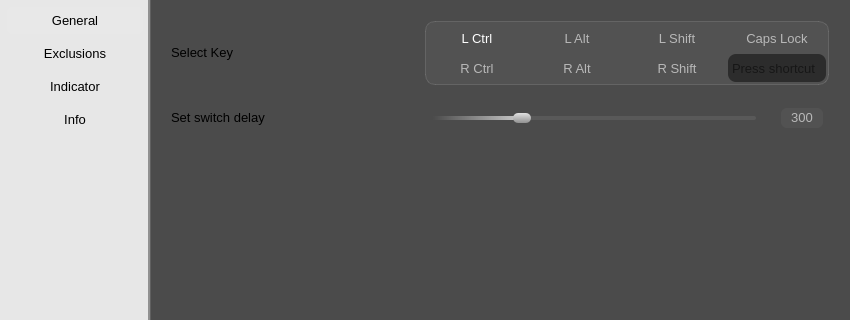
Above: src/ui/forms/EasyLangSwitcher_settings.ui from egoisticdesire/EasyLangSwitcher before the change; both pictures show x 0 to 850 and y 0 to 320 of the 850 by 500 pixel window. Below: the same form after it.
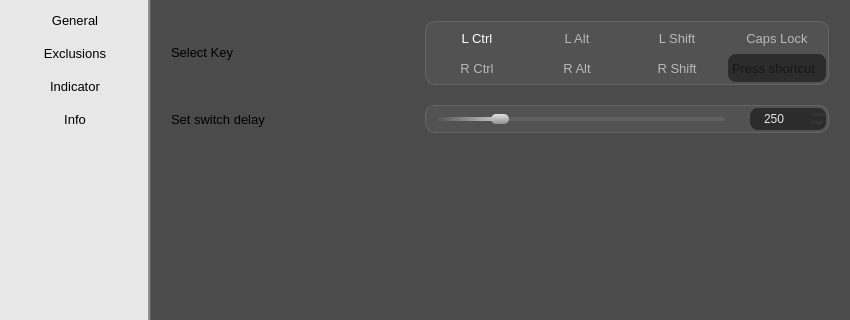
That is the form after the change. Icons and pictures are not drawn.

The edit to the form file:
```diff
--- a/src/ui/forms/EasyLangSwitcher_settings.ui
+++ b/src/ui/forms/EasyLangSwitcher_settings.ui
@@ -1260,6 +1260,9 @@
               <property name="styleSheet">
                <string notr="true">QFrame#key_delay_frame {
 margin-right: 20px;
+border-radius: 10px;
+border: 1px solid rgba(255, 255, 255, 30);
+background: rgba(255, 255, 255, 10);
 }
 QFrame#key_delay_frame QSlider {
 border-radius: 8px;
@@ -1297,28 +1300,83 @@
 QFrame#key_delay_frame QSlider#key_delay_slider:focus {
 outline: none;
 }
+/*
 QFrame#key_delay_frame QLabel#key_delay_msg {
 padding: 2px 3px 3px 3px;
 border-radius: 6px;
 color: rgba(255, 255, 255, 150);
 background: rgba(255, 255, 255, 10);
+}
+*/
+QFrame#key_delay_frame QSpinBox{
+width: 0;
+border-radius: 8px;
+padding: 3px 15px 3px 3px;
+color: rgba(255, 255, 255, 225);
+background: rgba(26, 26, 26, 175);
+}
+QFrame#key_delay_frame QSpinBox:hover {
+background: rgba(22, 22, 22, 175);
+}
+QFrame#key_delay_frame QSpinBox:focus {
+background: rgba(16, 16, 16, 175);
+}
+QFrame#key_delay_frame QSpinBox::up-button {
+background: rgba(255, 255, 255, 10);
+border-top-left-radius: 5px;
+border-bottom-left-radius: 5px;
+margin: 2px 0 3px 2px;
+}
+QFrame#key_delay_frame QSpinBox::down-button {
+background: rgba(255, 255, 255, 10);
+border-top-right-radius: 5px;
+border-bottom-right-radius: 5px;
+margin: 2px 2px 3px 0;
+}
+QFrame#key_delay_frame QSpinBox::up-button:hover {
+background: rgba(255, 255, 255, 25);
+}
+QFrame#key_delay_frame QSpinBox::down-button:hover {
+background: rgba(255, 255, 255, 25);
+}
+QFrame#key_delay_frame QSpinBox::up-button:pressed {
+background: rgba(255, 255, 255, 7);
+}
+QFrame#key_delay_frame QSpinBox::down-button:pressed {
+background: rgba(255, 255, 255, 7);
+}
+QFrame#key_delay_frame QSpinBox::up-arrow {
+image: url(:/icons/icons/CaretUpFilled.svg);
+width: 12px;
+height: 12px;
+}
+QFrame#key_delay_frame QSpinBox::down-arrow {
+image: url(:/icons/icons/CaretDownFilled.svg);
+width: 12px;
+height: 12px;
+}
+QFrame#key_delay_frame QSpinBox::up-arrow:pressed {
+background: transparent;
+}
+QFrame#key_delay_frame QSpinBox::down-arrow:pressed {
+background: transparent;
 }</string>
               </property>
-              <layout class="QHBoxLayout" name="hlayout_delay_value_frame" stretch="8,1">
+              <layout class="QHBoxLayout" name="hlayout_delay_value_frame" stretch="4,1">
                <property name="spacing">
                 <number>20</number>
                </property>
                <property name="leftMargin">
-                <number>3</number>
+                <number>2</number>
                </property>
                <property name="topMargin">
-                <number>3</number>
+                <number>2</number>
                </property>
                <property name="rightMargin">
-                <number>6</number>
+                <number>2</number>
                </property>
                <property name="bottomMargin">
-                <number>0</number>
+                <number>2</number>
                </property>
                <item>
                 <widget class="QSlider" name="key_delay_slider">
@@ -1346,29 +1404,33 @@
                   <number>100</number>
                  </property>
                  <property name="value">
-                  <number>300</number>
+                  <number>250</number>
                  </property>
                  <property name="sliderPosition">
-                  <number>300</number>
+                  <number>250</number>
                  </property>
                  <property name="orientation">
                   <enum>Qt::Orientation::Horizontal</enum>
                  </property>
                 </widget>
                </item>
-               <item alignment="Qt::AlignmentFlag::AlignVCenter">
-                <widget class="QLabel" name="key_delay_msg">
-                 <property name="font">
-                  <font>
-                   <pointsize>10</pointsize>
-                  </font>
-                 </property>
-                 <property name="text">
-                  <string>300</string>
-                 </property>
+               <item>
+                <widget class="QSpinBox" name="key_delay_spinbox">
                  <property name="alignment">
                   <set>Qt::AlignmentFlag::AlignCenter</set>
                  </property>
+                 <property name="accelerated">
+                  <bool>true</bool>
+                 </property>
+                 <property name="minimum">
+                  <number>50</number>
+                 </property>
+                 <property name="maximum">
+                  <number>1000</number>
+                 </property>
+                 <property name="value">
+                  <number>250</number>
+                 </property>
                 </widget>
                </item>
               </layout>
```
Left out of the diff: 113 changed lines with no effect on the pictures.
